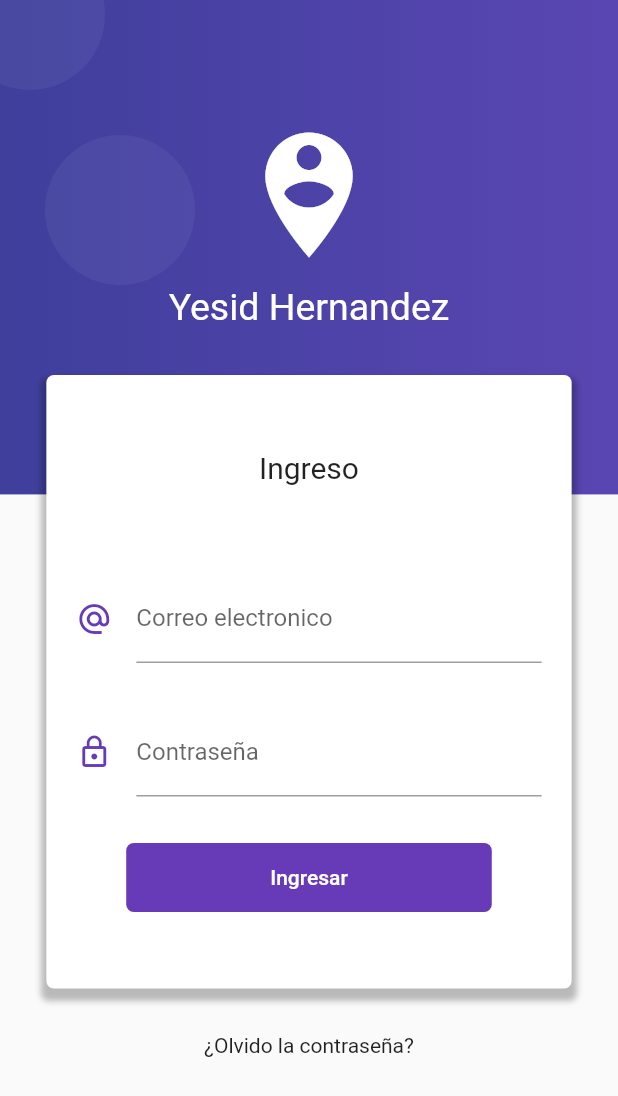
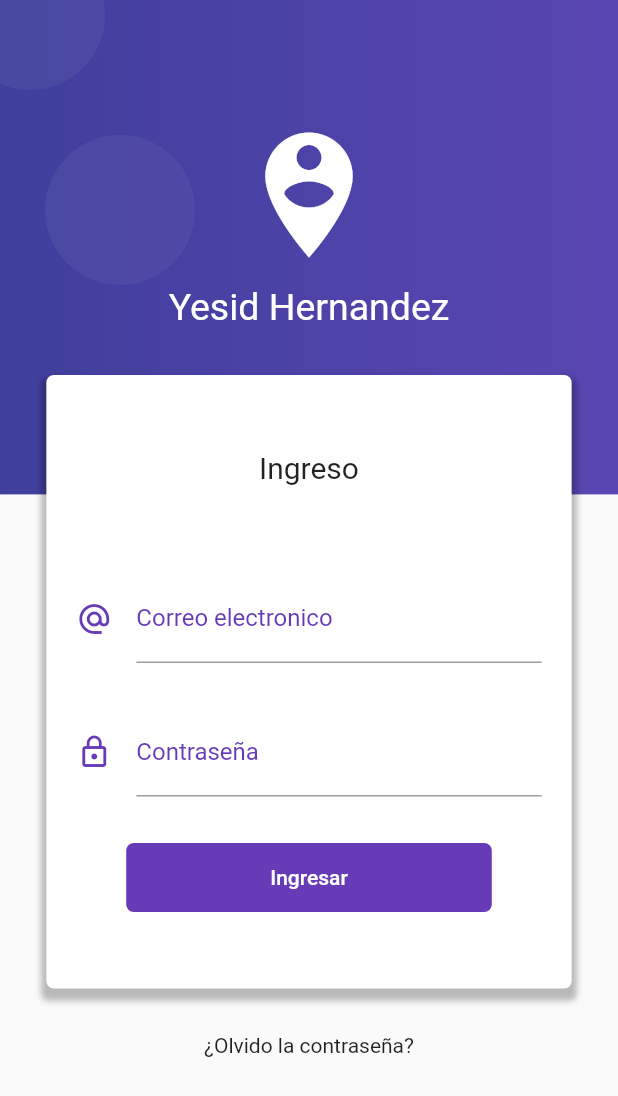
Before and after one commit to Yesid200228/formvalidation, a Flutter app: the screen it shows after launch, on a phone screen of 412 x 824 dp. Shown: the top 1096 px of the screen. Run offline on Flutter 3.47's test engine with Material 2 defaults, Android fonts, the phone set to English and light mode, and no system bars.

```diff
--- a/lib/main.dart
+++ b/lib/main.dart
@@ -1,4 +1,5 @@
 import 'package:flutter/material.dart';
+import 'package:formvalidation/src/blocs/provider.dart';
 import 'package:formvalidation/src/pages/home_page.dart';
 import 'package:formvalidation/src/pages/login_page.dart';
 
@@ -7,14 +8,19 @@ void main() => runApp(MyApp());
 class MyApp extends StatelessWidget {
   @override
   Widget build(BuildContext context) {
-    return MaterialApp(
+    return Provider(
+      child: MaterialApp(
       debugShowCheckedModeBanner: false,
       title: 'Material App',
       initialRoute: 'login',
       routes: {
-        'login' : (BuildContext context) => LoginPage(),
-        'home' : (BuildContext context) => HomePage(),
+        'login': (BuildContext context) => LoginPage(),
+        'home': (BuildContext context) => HomePage(),
       },
+      theme: ThemeData(
+        primaryColor: Colors.deepPurple
+      ),
+    )
     );
   }
 }
--- /dev/null
+++ b/lib/src/blocs/provider.dart
@@ -0,0 +1,19 @@
+import 'package:flutter/material.dart';
+import 'package:formvalidation/src/blocs/login_bloc.dart';
+export 'package:formvalidation/src/blocs/login_bloc.dart';
+
+
+class Provider  extends InheritedWidget{
+
+  final loginBloc = LoginBLoc();
+  Provider({Key key, Widget child})
+    :super(key: key, child: child);
+
+  @override
+  bool updateShouldNotify(InheritedWidget oldWidget) => true;
+
+  static LoginBLoc of (BuildContext context){
+    return context.dependOnInheritedWidgetOfExactType<Provider>().loginBloc;
+  }
+
+}
--- a/lib/src/pages/login_page.dart
+++ b/lib/src/pages/login_page.dart
@@ -1,8 +1,8 @@
 import 'package:flutter/material.dart';
-
+import 'package:formvalidation/src/blocs/login_bloc.dart';
+import 'package:formvalidation/src/blocs/provider.dart';
 
 class LoginPage extends StatelessWidget {
-
   @override
   Widget build(BuildContext context) {
     return Scaffold(
@@ -11,11 +11,11 @@ class LoginPage extends StatelessWidget {
         _creatFondo(context),
         _loginForm(context),
       ],
-      )
-    );
+    ));
   }
 
-  Widget _loginForm(BuildContext context){
+  Widget _loginForm(BuildContext context) {
+    final bloc = Provider.of(context);
     final Size = MediaQuery.of(context).size;
 
     return SingleChildScrollView(
@@ -40,92 +40,108 @@ class LoginPage extends StatelessWidget {
                     offset: Offset(0.0, 5.0),
                     spreadRadius: 3.0,
                   )
-              ]
-            ),
+                ]),
             child: Column(
               children: [
-                Text('Ingreso',style: TextStyle(fontSize: 20.0)),
+                Text('Ingreso', style: TextStyle(fontSize: 20.0)),
                 SizedBox(height: 60.0),
-                _crearEmail(),
+                _crearEmail(bloc),
                 SizedBox(height: 30.0),
-                _crearPassword(),
+                _crearPassword(bloc),
                 SizedBox(height: 30.0),
                 _crearBoton()
-
               ],
             ),
+          ),
+          Text('¿Olvido la contraseña?'),
+          SizedBox(
+            height: 100.0,
           )
-          ,
-          Text('¿Olvido la contraseña?'),
-          SizedBox(height: 100.0,)
-
         ],
       ),
     );
   }
 
-  Widget _crearEmail(){
-
+  Widget _crearEmail(LoginBLoc bloc) {
+    return StreamBuilder(
+        stream: bloc.emailStream,
+        builder: (BuildContext context, AsyncSnapshot snapshot) {
           return Container(
             padding: EdgeInsets.symmetric(horizontal: 20.0),
             child: TextField(
               keyboardType: TextInputType.emailAddress,
               decoration: InputDecoration(
-          icon: Icon(Icons.alternate_email,color: Colors.deepPurple),
+                focusedBorder: UnderlineInputBorder(
+                  borderSide: BorderSide(color: Colors.deepPurple),
+                ),
+                  icon: Icon(Icons.alternate_email, color: Colors.deepPurple),
                   hintText: 'ejemplo@correo.com',
-          labelText: 'Correo electronico'
+                  labelText: 'Correo electronico',
+                  labelStyle: TextStyle(
+                    color: Colors.deepPurple
                   ),
+                  counterText: snapshot.data,
+                  errorText: snapshot.error
+                  ),
+              onChanged: bloc.changeEmail,
             ),
           );
+        });
   }
 
-  Widget _crearPassword(){
+  Widget _crearPassword(LoginBLoc bloc) {
+    return StreamBuilder(
+      stream: bloc.passwordStream,
+      builder: (BuildContext context, AsyncSnapshot snapshot) {
         return Container(
           padding: EdgeInsets.symmetric(horizontal: 20.0),
           child: TextField(
             obscureText: true,
             decoration: InputDecoration(
-          icon: Icon(Icons.lock_outline,color: Colors.deepPurple),
-          labelText: 'Contraseña'
+                focusedBorder: UnderlineInputBorder(
+                  borderSide: BorderSide(color: Colors.deepPurple),
                 ),
+                icon: Icon(Icons.lock_outline, color: Colors.deepPurple),
+                labelText: 'Contraseña',
+                labelStyle: TextStyle(
+                  color: Colors.deepPurple
                 ),
+                counterText: snapshot.data,
+                errorText: snapshot.error
+            ),
+            onChanged: bloc.changePassword
+
+          ),
+        );
+      },
     );
   }
 
-
-  Widget _crearBoton(){
-
+  Widget _crearBoton() {
     // ignore: deprecated_member_use
     return RaisedButton(
       child: Container(
-        padding: EdgeInsets.symmetric(horizontal: 80,vertical: 15.0),
+        padding: EdgeInsets.symmetric(horizontal: 80, vertical: 15.0),
         child: Text('Ingresar'),
       ),
-      shape: RoundedRectangleBorder(
-        borderRadius: BorderRadius.circular(5.0)
-      ),
+      shape: RoundedRectangleBorder(borderRadius: BorderRadius.circular(5.0)),
       elevation: 0.0,
       color: Colors.deepPurple,
       textColor: Colors.white,
-      onPressed: (){},
+      onPressed: () {},
     );
   }
 
   Widget _creatFondo(BuildContext context) {
-
     final size = MediaQuery.of(context).size;
-    final fondoMorado =  Container(
+    final fondoMorado = Container(
       height: size.height * 0.4,
       width: double.infinity,
       decoration: BoxDecoration(
-        gradient: LinearGradient(
-          colors: <Color>[
+          gradient: LinearGradient(colors: <Color>[
         Color.fromRGBO(63, 63, 156, 1.0),
-            Color.fromRGBO(90 , 70, 178, 1.0),
-
-          ]
-        )
-      ),
+        Color.fromRGBO(90, 70, 178, 1.0),
+      ])),
     );
 
     final circulo = Container(
@@ -133,31 +149,55 @@ class LoginPage extends StatelessWidget {
       height: 100.0,
       decoration: BoxDecoration(
           borderRadius: BorderRadius.circular(100.0),
-        color: Color.fromRGBO(255, 255, 255, 0.05)
-      ),
+          color: Color.fromRGBO(255, 255, 255, 0.05)),
     );
-
 
     return Stack(
       children: [
         fondoMorado,
-        Positioned(top: 90.0,left: 30.0,child: circulo,),
-        Positioned(top: -40.0,left: -30.0,child: circulo,),
-        Positioned(bottom: -50.0,right: -10.0,child: circulo,),
-        Positioned(bottom: 120.0,right: 20.0,child: circulo,),
-        Positioned(bottom: -50.0,left: - 20.0,child: circulo,),
-
+        Positioned(
+          top: 90.0,
+          left: 30.0,
+          child: circulo,
+        ),
+        Positioned(
+          top: -40.0,
+          left: -30.0,
+          child: circulo,
+        ),
+        Positioned(
+          bottom: -50.0,
+          right: -10.0,
+          child: circulo,
+        ),
+        Positioned(
+          bottom: 120.0,
+          right: 20.0,
+          child: circulo,
+        ),
+        Positioned(
+          bottom: -50.0,
+          left: -20.0,
+          child: circulo,
+        ),
         Container(
           padding: EdgeInsets.only(top: 80.0),
           child: Column(
             children: [
-              Icon(Icons.person_pin_circle,color: Colors.white,size: 100.0,),
-              SizedBox(height: 10.0,width: double.infinity,),
-              Text('Yesid Hernandez', style: TextStyle(color: Colors.white,fontSize: 25.0))
+              Icon(
+                Icons.person_pin_circle,
+                color: Colors.white,
+                size: 100.0,
+              ),
+              SizedBox(
+                height: 10.0,
+                width: double.infinity,
+              ),
+              Text('Yesid Hernandez',
+                  style: TextStyle(color: Colors.white, fontSize: 25.0))
             ],
           ),
         )
-
       ],
     );
   }
--- a/pubspec.yaml
+++ b/pubspec.yaml
@@ -18,7 +18,7 @@ publish_to: 'none' # Remove this line if you wish to publish to pub.dev
 version: 1.0.0+1
 
 environment:
-  sdk: ">=2.12.0 <3.0.0"
+  sdk: ">=2.1.0 <3.0.0"
 
 dependencies:
   flutter:
```
Also changed, not shown: lib/src/blocs/login_bloc.dart (+5 -3 lines), lib/src/blocs/validators.dart (added, +37 -0 lines). Lines whose indentation alone changed are shown as unchanged.
